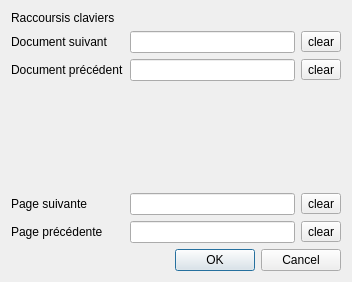
Old version of the form optiondialog.ui in the repository antigol/Qflex.
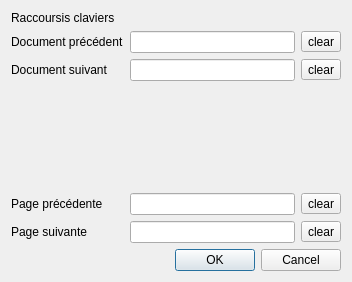
New version of the form. Icons and pictures are not drawn. Custom widgets are drawn as their Qt base class.

Commit message: Page suivante / précédante

```diff
--- a/optiondialog.ui
+++ b/optiondialog.ui
@@ -26,34 +26,6 @@
      <property name="fieldGrowthPolicy">
       <enum>QFormLayout::AllNonFixedFieldsGrow</enum>
      </property>
-     <item row="1" column="0">
-      <widget class="QLabel" name="label">
-       <property name="text">
-        <string>Document suivant</string>
-       </property>
-      </widget>
-     </item>
-     <item row="2" column="0">
-      <widget class="QLabel" name="label_2">
-       <property name="text">
-        <string>Document précédent</string>
-       </property>
-      </widget>
-     </item>
-     <item row="4" column="0">
-      <widget class="QLabel" name="label_3">
-       <property name="text">
-        <string>Page suivante</string>
-       </property>
-      </widget>
-     </item>
-     <item row="5" column="0">
-      <widget class="QLabel" name="label_4">
-       <property name="text">
-        <string>Page précédente</string>
-       </property>
-      </widget>
-     </item>
      <item row="3" column="0">
       <spacer name="verticalSpacer">
        <property name="orientation">
@@ -67,25 +39,21 @@
        </property>
       </spacer>
      </item>
+     <item row="1" column="0">
+      <widget class="QLabel" name="label_2">
+       <property name="text">
+        <string>Document précédent</string>
+       </property>
+      </widget>
+     </item>
+     <item row="2" column="0">
+      <widget class="QLabel" name="label">
+       <property name="text">
+        <string>Document suivant</string>
+       </property>
+      </widget>
+     </item>
      <item row="1" column="1">
-      <layout class="QHBoxLayout" name="horizontalLayout">
-       <item>
-        <widget class="KeyLineEdit" name="lineEdit_ds"/>
-       </item>
-       <item>
-        <widget class="QToolButton" name="toolButton">
-         <property name="text">
-          <string>clear</string>
-         </property>
-         <property name="icon">
-          <iconset resource="images.qrc">
-           <normaloff>:/ico/clear.png</normaloff>:/ico/clear.png</iconset>
-         </property>
-        </widget>
-       </item>
-      </layout>
-     </item>
-     <item row="2" column="1">
       <layout class="QHBoxLayout" name="horizontalLayout_2">
        <item>
         <widget class="KeyLineEdit" name="lineEdit_dp"/>
@@ -103,25 +71,39 @@
        </item>
       </layout>
      </item>
+     <item row="2" column="1">
+      <layout class="QHBoxLayout" name="horizontalLayout">
+       <item>
+        <widget class="KeyLineEdit" name="lineEdit_ds"/>
+       </item>
+       <item>
+        <widget class="QToolButton" name="toolButton">
+         <property name="text">
+          <string>clear</string>
+         </property>
+         <property name="icon">
+          <iconset resource="images.qrc">
+           <normaloff>:/ico/clear.png</normaloff>:/ico/clear.png</iconset>
+         </property>
+        </widget>
+       </item>
+      </layout>
+     </item>
+     <item row="4" column="0">
+      <widget class="QLabel" name="label_4">
+       <property name="text">
+        <string>Page précédente</string>
+       </property>
+      </widget>
+     </item>
+     <item row="5" column="0">
+      <widget class="QLabel" name="label_3">
+       <property name="text">
+        <string>Page suivante</string>
+       </property>
+      </widget>
+     </item>
      <item row="4" column="1">
-      <layout class="QHBoxLayout" name="horizontalLayout_3">
-       <item>
-        <widget class="KeyLineEdit" name="lineEdit_ps"/>
-       </item>
-       <item>
-        <widget class="QToolButton" name="toolButton_3">
-         <property name="text">
-          <string>clear</string>
-         </property>
-         <property name="icon">
-          <iconset resource="images.qrc">
-           <normaloff>:/ico/clear.png</normaloff>:/ico/clear.png</iconset>
-         </property>
-        </widget>
-       </item>
-      </layout>
-     </item>
-     <item row="5" column="1">
       <layout class="QHBoxLayout" name="horizontalLayout_4">
        <item>
         <widget class="KeyLineEdit" name="lineEdit_pp"/>
@@ -139,6 +121,24 @@
        </item>
       </layout>
      </item>
+     <item row="5" column="1">
+      <layout class="QHBoxLayout" name="horizontalLayout_3">
+       <item>
+        <widget class="KeyLineEdit" name="lineEdit_ps"/>
+       </item>
+       <item>
+        <widget class="QToolButton" name="toolButton_3">
+         <property name="text">
+          <string>clear</string>
+         </property>
+         <property name="icon">
+          <iconset resource="images.qrc">
+           <normaloff>:/ico/clear.png</normaloff>:/ico/clear.png</iconset>
+         </property>
+        </widget>
+       </item>
+      </layout>
+     </item>
     </layout>
    </item>
    <item>
```
The commit also changes 2 other files.
